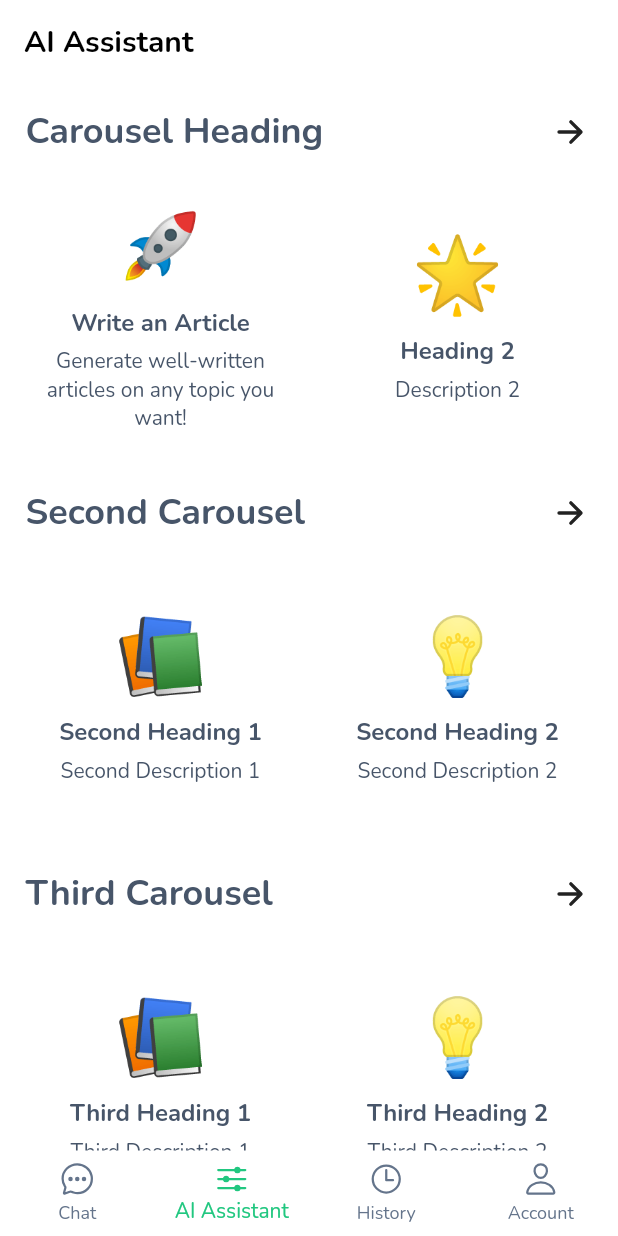
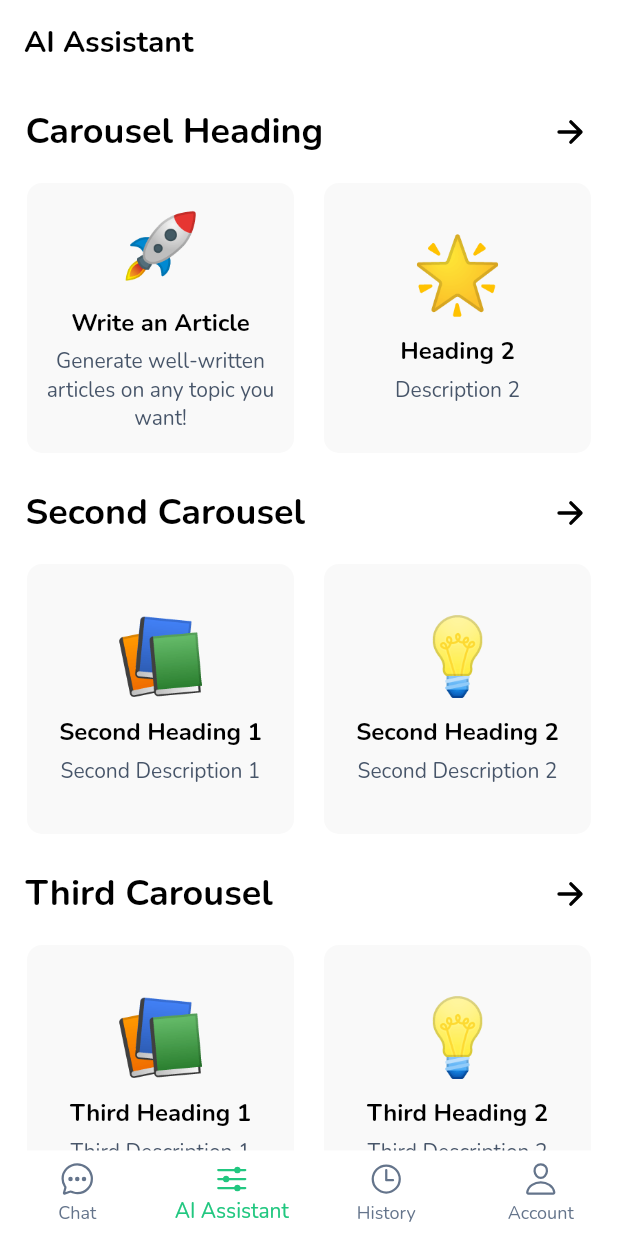
Before and after one commit to jordandadams/sphereai-app, a Flutter app: the screen it shows after launch, item 2 of the bottom bar chosen, on a phone screen of 412 x 824 dp. Run offline on Flutter 3.47's test engine with Material 2 defaults, Android fonts, the phone set to English and light mode, and no system bars; drawn by our look-alikes of carousel_slider; our stand-ins replace easy_localization, flutter_riverpod, hive, hive_flutter, ionicons; missing offline and left inert: flutter_displaymode; accounts and stored records are empty.

Commit message:
ai assistant light/dark mode

```diff
--- a/lib/config/theme.dart
+++ b/lib/config/theme.dart
@@ -37,7 +37,7 @@ const Color errorColor = Color(0xFFDC2626); // red-600
 final ColorScheme lightColorScheme = ColorScheme.light(
   primary: Color.fromARGB(255, 33, 199, 128),
   secondary: Colors.black,
-  onSecondary: Colors.white,
+  onSecondary: Color.fromARGB(255, 249, 249, 249),
   error: errorColor,
   background: Colors.white,
   onBackground: textSwatch.shade500,
@@ -50,7 +50,7 @@ final ColorScheme lightColorScheme = ColorScheme.light(
 final ColorScheme darkColorScheme = ColorScheme.dark(
   primary: Color.fromARGB(255, 33, 199, 128),
   secondary: Colors.white,
-  onSecondary: Colors.white,
+  onSecondary: Color.fromARGB(255, 24, 26, 31),
   error: errorColor,
   background: Color.fromARGB(255, 18, 20, 25),
   onBackground: textSwatch.shade400,
--- a/lib/ui/screens/ai_assistant_screen.dart
+++ b/lib/ui/screens/ai_assistant_screen.dart
@@ -20,11 +20,11 @@ class _AIAssistantScreenState extends ConsumerState<AIAssistantScreen> {
     final aiAssistantViewModel = ref.read(aiAssistantViewModelProvider);
 
     return Scaffold(
-      backgroundColor: Colors.white,
+      backgroundColor: Theme.of(context).colorScheme.background,
       appBar: AppBar(
         title: Text(
           'AI Assistant',
-          style: TextStyle(color: Colors.black, fontWeight: FontWeight.bold),
+          style: TextStyle(color: Theme.of(context).colorScheme.secondary, fontWeight: FontWeight.bold),
         ),
         backgroundColor: Colors.transparent,
         elevation: 0,
--- a/lib/ui/widgets/ai_assistant_screen/custom_carousel.dart
+++ b/lib/ui/widgets/ai_assistant_screen/custom_carousel.dart
@@ -30,12 +30,12 @@ class CustomCarousel extends StatelessWidget {
                 children: [
                   Text(
                     carouselHeading,
-                    style: TextStyle(fontSize: 24, fontWeight: FontWeight.bold),
+                    style: TextStyle(fontSize: 24, fontWeight: FontWeight.bold, color: Theme.of(context).colorScheme.secondary),
                   ),
                   Spacer(),
                   IconButton(
                     onPressed: () {},
-                    icon: Icon(Ionicons.arrow_forward),
+                    icon: Icon(Ionicons.arrow_forward, color: Theme.of(context).colorScheme.secondary,),
                   ),
                 ],
               ),
@@ -48,7 +48,7 @@ class CustomCarousel extends StatelessWidget {
                   width: MediaQuery.of(context).size.width * 0.5,
                   margin: EdgeInsets.symmetric(horizontal: 10.0),
                   decoration: BoxDecoration(
-                    color: Theme.of(context).colorScheme.background,
+                    color: Theme.of(context).colorScheme.onSecondary,
                     borderRadius: BorderRadius.circular(10),
                   ),
                   child: Column(
@@ -62,7 +62,7 @@ class CustomCarousel extends StatelessWidget {
                       SizedBox(height: 10),
                       Text(
                         headingList[index],
-                        style: TextStyle(fontSize: 16, fontWeight: FontWeight.bold),
+                        style: TextStyle(fontSize: 16, fontWeight: FontWeight.bold, color: Theme.of(context).colorScheme.secondary),
                         textAlign: TextAlign.center,
                       ),
                       SizedBox(height: 5),
```
